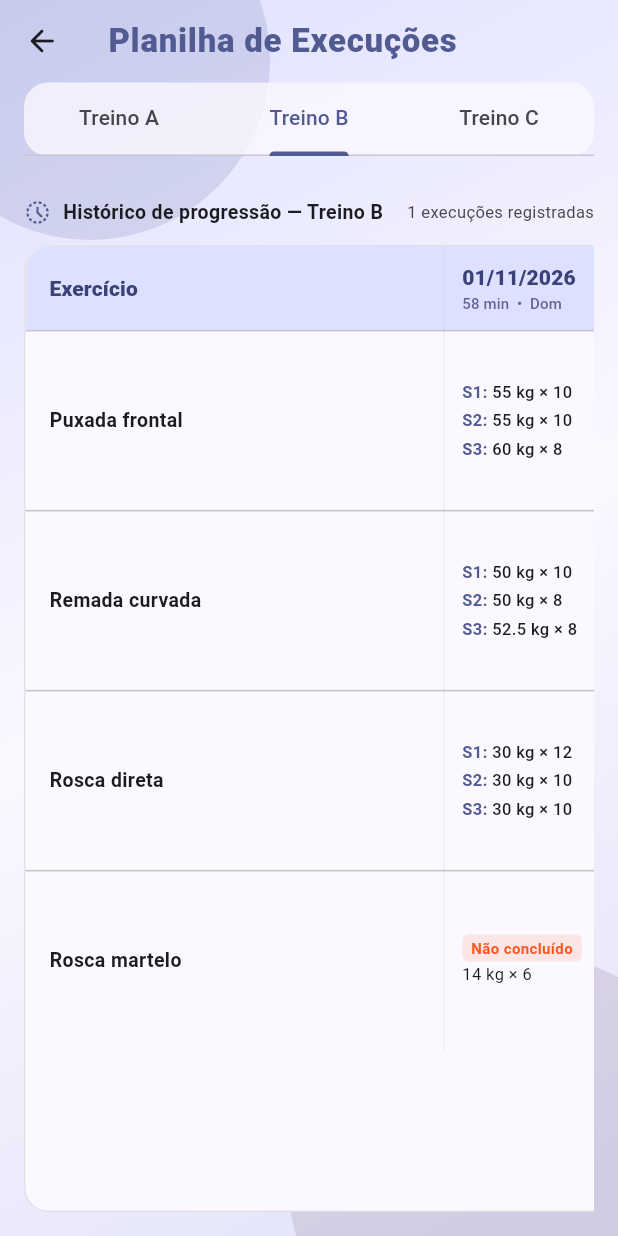
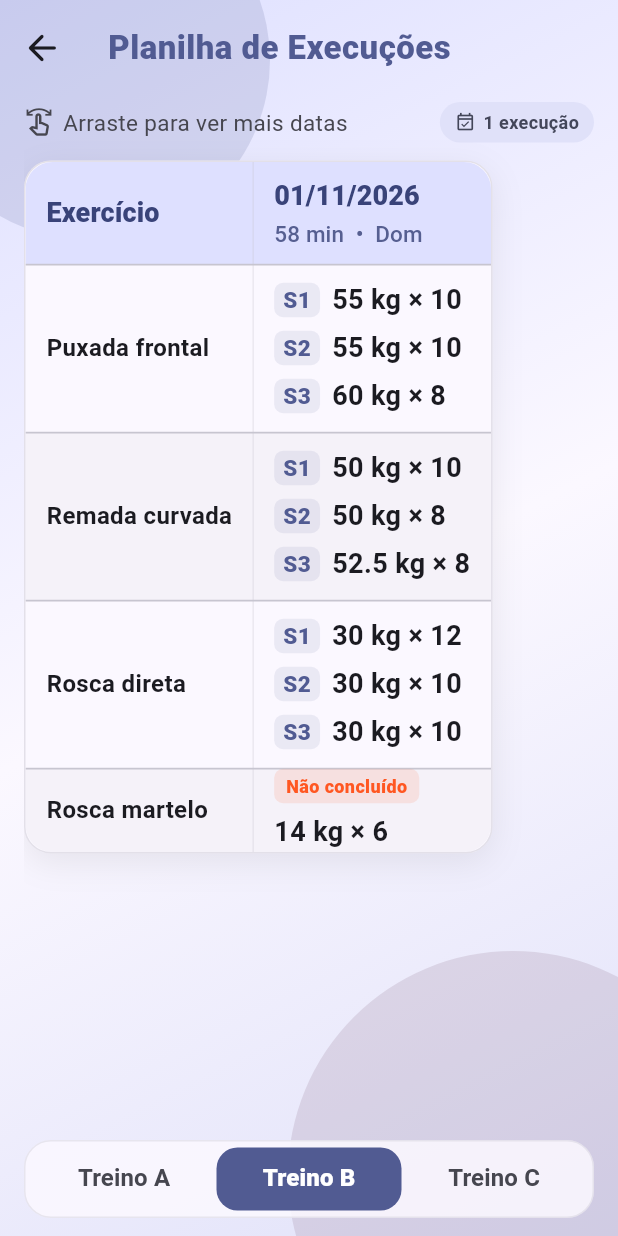
Before and after one commit to severo-bernardo04/mentz, a Flutter app: the WorkoutSpreadsheetPage screen opened directly, tab 2 chosen, on a phone screen of 412 x 824 dp. Run offline on Flutter 3.47's test engine with Material 3 defaults, Android fonts, the phone set to English and light mode, and no system bars; our stand-ins replace cloud_firestore, firebase_auth, firebase_core; accounts and stored records are empty.

Commit message:
style(training-history): redesign spreadsheet page with larger fonts and bottom tabs

```diff
--- a/lib/features/training_history/widgets/spreadsheet_data_table.dart
+++ b/lib/features/training_history/widgets/spreadsheet_data_table.dart
@@ -1,4 +1,5 @@
 import 'package:flutter/material.dart';
+
 import '../../../models/profile_models.dart';
 
 /// Tabela em formato de planilha (estilo Excel) para comparar o histórico de execuções de um treino.
@@ -17,6 +18,7 @@ class SpreadsheetDataTable extends StatelessWidget {
     final theme = Theme.of(context);
     final cs = theme.colorScheme;
 
+    // Estado vazio com ícone e textos maiores
     if (sessions.isEmpty) {
       return Center(
         child: Padding(
@@ -24,11 +26,24 @@ class SpreadsheetDataTable extends StatelessWidget {
           child: Column(
             mainAxisSize: MainAxisSize.min,
             children: [
-              Icon(Icons.table_chart_outlined, size: 48, color: cs.onSurfaceVariant),
-              const SizedBox(height: 12),
+              Icon(
+                Icons.table_chart_outlined,
+                size: 64,
+                color: cs.onSurfaceVariant.withAlpha(150),
+              ),
+              const SizedBox(height: 16),
               Text(
                 'Nenhuma execução registrada para o $dayName.',
-                style: TextStyle(color: cs.onSurfaceVariant),
+                style: theme.textTheme.titleMedium?.copyWith(
+                  fontSize: 17,
+                  fontWeight: FontWeight.w700,
+                ),
+                textAlign: TextAlign.center,
+              ),
+              const SizedBox(height: 6),
+              Text(
+                'Conclua este treino para acompanhar sua evolução aqui.',
+                style: TextStyle(fontSize: 15, color: cs.onSurfaceVariant),
                 textAlign: TextAlign.center,
               ),
             ],
@@ -51,60 +66,68 @@ class SpreadsheetDataTable extends StatelessWidget {
       }
     }
 
+    final headerStyle = TextStyle(
+      fontSize: 18,
+      fontWeight: FontWeight.w800,
+      color: cs.onPrimaryContainer,
+    );
+
+    // Rolagem vertical + horizontal: a tabela cresce em linhas (exercícios)
+    // e em colunas (datas) sem estourar a área disponível da tela.
+    // Sem largura mínima: a tabela tem só a largura do conteúdo, então
+    // nenhuma coluna recebe espaço sobrando (ex.: treino com uma única execução).
     return SingleChildScrollView(
-      scrollDirection: Axis.horizontal,
-      child: ConstrainedBox(
-        constraints: const BoxConstraints(minWidth: 500),
+      child: SingleChildScrollView(
+        scrollDirection: Axis.horizontal,
         child: Container(
           decoration: BoxDecoration(
             color: cs.surface,
-            borderRadius: BorderRadius.circular(16),
+            borderRadius: BorderRadius.circular(18),
             border: Border.all(color: cs.outlineVariant.withAlpha(120)),
+            boxShadow: [
+              BoxShadow(
+                color: Colors.black.withAlpha(18),
+                blurRadius: 18,
+                offset: const Offset(0, 6),
+              ),
+            ],
           ),
           child: ClipRRect(
-            borderRadius: BorderRadius.circular(16),
+            borderRadius: BorderRadius.circular(18),
             child: DataTable(
               headingRowColor: WidgetStatePropertyAll(cs.primaryContainer),
-              horizontalMargin: 16,
-              columnSpacing: 24,
-              dataRowMinHeight: 70,
-              dataRowMaxHeight: 120,
+              headingRowHeight: 68,
+              // Margem horizontal igual em todas as células: 14 nas bordas da tabela
+              // e 14 de cada lado das linhas divisórias (columnSpacing = 2 × horizontalMargin)
+              horizontalMargin: 14,
+              columnSpacing: 28,
+              // Altura da linha acompanha o conteúdo (nº de séries), sem sobra em cima e embaixo
+              dataRowMinHeight: 56,
+              dataRowMaxHeight: double.infinity,
               border: TableBorder(
                 horizontalInside: BorderSide(
-                  color: cs.outlineVariant.withAlpha(60),
+                  color: cs.outlineVariant.withAlpha(80),
                 ),
                 verticalInside: BorderSide(
-                  color: cs.outlineVariant.withAlpha(60),
+                  color: cs.outlineVariant.withAlpha(80),
                 ),
               ),
               columns: [
-                DataColumn(
-                  label: Text(
-                    'Exercício',
-                    style: TextStyle(
-                      fontWeight: FontWeight.w800,
-                      color: cs.onPrimaryContainer,
-                    ),
-                  ),
-                ),
+                DataColumn(label: Text('Exercício', style: headerStyle)),
                 for (final s in chronologicalSessions)
                   DataColumn(
                     label: Column(
                       mainAxisAlignment: MainAxisAlignment.center,
                       crossAxisAlignment: CrossAxisAlignment.start,
                       children: [
-                        Text(
-                          formatDate(s.date),
-                          style: TextStyle(
-                            fontWeight: FontWeight.w800,
-                            color: cs.onPrimaryContainer,
-                          ),
-                        ),
+                        Text(formatDate(s.date), style: headerStyle),
+                        const SizedBox(height: 2),
                         Text(
                           '${s.minutes} min  •  ${s.weekdayName.substring(0, 3)}',
                           style: TextStyle(
-                            fontSize: 10,
-                            color: cs.onPrimaryContainer.withAlpha(200),
+                            fontSize: 15,
+                            fontWeight: FontWeight.w500,
+                            color: cs.onPrimaryContainer.withAlpha(210),
                           ),
                         ),
                       ],
@@ -112,17 +135,27 @@ class SpreadsheetDataTable extends StatelessWidget {
                   ),
               ],
               rows: [
-                for (final name in exerciseNames)
+                for (var i = 0; i < exerciseNames.length; i++)
                   DataRow(
+                    // Linhas zebradas para facilitar o acompanhamento horizontal
+                    color: WidgetStatePropertyAll(
+                      i.isOdd
+                          ? cs.surfaceContainerHighest.withAlpha(70)
+                          : Colors.transparent,
+                    ),
                     cells: [
                       DataCell(
-                        SizedBox(
-                          width: 140,
+                        // Largura se adapta ao nome: nomes curtos encolhem a coluna,
+                        // nomes longos quebram linha a partir de 170
+                        ConstrainedBox(
+                          constraints: const BoxConstraints(maxWidth: 170),
                           child: Text(
-                            name,
+                            exerciseNames[i],
+                            // Mede pela linha mais longa, sem ocupar os 170 inteiros ao quebrar
+                            textWidthBasis: TextWidthBasis.longestLine,
                             style: const TextStyle(
                               fontWeight: FontWeight.w700,
-                              fontSize: 13,
+                              fontSize: 16,
                             ),
                           ),
                         ),
@@ -132,7 +165,7 @@ class SpreadsheetDataTable extends StatelessWidget {
                           _buildExerciseExecutionCell(
                             context,
                             s.executedExercises.firstWhere(
-                              (e) => e.name == name,
+                              (e) => e.name == exerciseNames[i],
                               orElse: () => const ExecutedExercise(name: ''),
                             ),
                           ),
@@ -147,6 +180,8 @@ class SpreadsheetDataTable extends StatelessWidget {
     );
   }
 
+  /// Célula de um exercício em uma data: lista as séries (S1, S2...) com carga × reps,
+  /// ou uma etiqueta de "Não concluído", ou um traço quando o exercício não foi feito.
   Widget _buildExerciseExecutionCell(
     BuildContext context,
     ExecutedExercise exercise,
@@ -154,7 +189,10 @@ class SpreadsheetDataTable extends StatelessWidget {
     final cs = Theme.of(context).colorScheme;
 
     if (exercise.name.isEmpty) {
-      return Text('—', style: TextStyle(color: cs.onSurfaceVariant));
+      return Text(
+        '—',
+        style: TextStyle(fontSize: 18, color: cs.onSurfaceVariant),
+      );
     }
 
     if (!exercise.completed) {
@@ -162,67 +200,63 @@ class SpreadsheetDataTable extends StatelessWidget {
         mainAxisAlignment: MainAxisAlignment.center,
         crossAxisAlignment: CrossAxisAlignment.start,
         children: [
-          Container(
-            padding: const EdgeInsets.symmetric(horizontal: 6, vertical: 2),
-            decoration: BoxDecoration(
-              color: Colors.deepOrange.withAlpha(30),
-              borderRadius: BorderRadius.circular(4),
-            ),
-            child: const Text(
-              'Não concluído',
-              style: TextStyle(
-                color: Colors.deepOrange,
-                fontSize: 10,
-                fontWeight: FontWeight.w700,
-              ),
-            ),
-          ),
-          if (exercise.sets.isNotEmpty)
+          _buildTag('Não concluído', Colors.deepOrange),
+          if (exercise.sets.isNotEmpty) ...[
+            const SizedBox(height: 6),
             Text(
               '${exercise.sets.first.load} × ${exercise.sets.first.reps}',
-              style: const TextStyle(fontSize: 11),
+              style: const TextStyle(fontSize: 18, fontWeight: FontWeight.w600),
             ),
+          ],
         ],
       );
     }
 
-    return SingleChildScrollView(
+    // Coluna com mainAxisSize.min: ocupa só a altura das séries, com um respiro pequeno
+    return Padding(
+      padding: const EdgeInsets.symmetric(vertical: 8),
       child: Column(
+        mainAxisSize: MainAxisSize.min,
         mainAxisAlignment: MainAxisAlignment.center,
         crossAxisAlignment: CrossAxisAlignment.start,
         children: [
           for (final set in exercise.sets)
             Padding(
-              padding: const EdgeInsets.symmetric(vertical: 1.5),
+              padding: const EdgeInsets.symmetric(vertical: 3),
               child: Row(
                 mainAxisSize: MainAxisSize.min,
                 children: [
-                  Text(
-                    'S${set.setNumber}: ',
-                    style: TextStyle(
-                      fontSize: 11,
-                      fontWeight: FontWeight.w700,
-                      color: cs.primary,
+                  // Número da série em um "badge" colorido
+                  Container(
+                    padding: const EdgeInsets.symmetric(
+                      horizontal: 6,
+                      vertical: 1,
+                    ),
+                    decoration: BoxDecoration(
+                      color: cs.primary.withAlpha(25),
+                      borderRadius: BorderRadius.circular(6),
+                    ),
+                    child: Text(
+                      'S${set.setNumber}',
+                      style: TextStyle(
+                        fontSize: 15,
+                        fontWeight: FontWeight.w800,
+                        color: cs.primary,
+                      ),
                     ),
                   ),
+                  const SizedBox(width: 8),
                   Text(
                     '${set.load} × ${set.reps}',
                     style: const TextStyle(
-                      fontSize: 11,
-                      fontWeight: FontWeight.w500,
+                      fontSize: 18,
+                      fontWeight: FontWeight.w700,
                     ),
                   ),
                   if (set.type == SetType.dropSet)
                     Padding(
-                      padding: const EdgeInsets.only(left: 4),
-                      child: Text(
-                        'drop',
-                        style: TextStyle(
-                          fontSize: 9,
-                          color: Colors.purple.shade700,
-                          fontWeight: FontWeight.w700,
-                        ),
-                      ),
+                      padding: const EdgeInsets.only(left: 6),
+                      child: _buildTag('drop', Colors.purple.shade700),
                     ),
                 ],
               ),
@@ -231,4 +265,23 @@ class SpreadsheetDataTable extends StatelessWidget {
       ),
     );
   }
+
+  /// Etiqueta pequena e arredondada usada para "Não concluído" e "drop".
+  Widget _buildTag(String label, Color color) {
+    return Container(
+      padding: const EdgeInsets.symmetric(horizontal: 8, vertical: 3),
+      decoration: BoxDecoration(
+        color: color.withAlpha(30),
+        borderRadius: BorderRadius.circular(6),
+      ),
+      child: Text(
+        label,
+        style: TextStyle(
+          color: color,
+          fontSize: 12,
+          fontWeight: FontWeight.w800,
+        ),
+      ),
+    );
+  }
 }
--- a/lib/features/training_history/workout_spreadsheet_page.dart
+++ b/lib/features/training_history/workout_spreadsheet_page.dart
@@ -1,6 +1,7 @@
 import 'package:flutter/material.dart';
 import '../../services/training_history_service.dart';
 import '../../widgets/app_background.dart';
+import '../../widgets/status_chip.dart';
 import 'widgets/spreadsheet_data_table.dart';
 
 /// Visualização em formato de planilha (estilo Excel) contendo o histórico de execuções anteriores,
@@ -59,7 +60,8 @@ class _WorkoutSpreadsheetPageState extends State<WorkoutSpreadsheetPage>
 
   @override
   Widget build(BuildContext context) {
-    final cs = Theme.of(context).colorScheme;
+    final theme = Theme.of(context);
+    final cs = theme.colorScheme;
 
     return Scaffold(
       extendBodyBehindAppBar: true,
@@ -67,53 +69,39 @@ class _WorkoutSpreadsheetPageState extends State<WorkoutSpreadsheetPage>
         backgroundColor: Colors.transparent,
         elevation: 0,
         scrolledUnderElevation: 0,
+        toolbarHeight: 64,
         leading: IconButton(
-          icon: const Icon(Icons.arrow_back_rounded),
+          icon: const Icon(Icons.arrow_back_rounded, size: 28),
           tooltip: 'Voltar',
           onPressed: () => Navigator.of(context).pop(),
         ),
+        // Título maior (22px) para destacar a tela
         title: Text(
           'Planilha de Execuções',
-          style: TextStyle(
+          style: theme.textTheme.titleLarge?.copyWith(
             color: cs.primary,
             fontWeight: FontWeight.w800,
-            letterSpacing: 0.5,
-          ),
-        ),
-        bottom: PreferredSize(
-          preferredSize: const Size.fromHeight(48),
-          child: Container(
-            margin: const EdgeInsets.symmetric(horizontal: 16),
-            decoration: BoxDecoration(
-              color: cs.surface.withAlpha(200),
-              borderRadius: BorderRadius.circular(16),
-            ),
-            child: TabBar(
-              controller: _tabController,
-              isScrollable: _plans.length > 4,
-              labelColor: cs.primary,
-              unselectedLabelColor: cs.onSurfaceVariant,
-              indicatorColor: cs.primary,
-              indicatorWeight: 3,
-              tabs: [
-                for (final plan in _plans)
-                  Tab(
-                    text: 'Treino $plan',
-                  ),
-              ],
-            ),
+            fontSize: 22,
+            letterSpacing: 0.3,
           ),
         ),
       ),
       body: AppBackground(
         child: SafeArea(
+          // Layout estilo Excel: planilha ocupa o espaço disponível e as abas ficam no rodapé
+          child: Column(
+            children: [
+              Expanded(
                 child: Padding(
-            padding: const EdgeInsets.fromLTRB(16, 16, 16, 16),
+                  padding: const EdgeInsets.fromLTRB(16, 4, 16, 0),
                   child: ListenableBuilder(
                     listenable: _service,
                     builder: (context, _) {
                       return TabBarView(
                         controller: _tabController,
+                        // Como no Excel, a aba só muda tocando nas abas do rodapé:
+                        // o arrasto lateral fica só para rolar a tabela, sem trocar de treino
+                        physics: const NeverScrollableScrollPhysics(),
                         children: [
                           for (final plan in _plans)
                             _buildPlanSpreadsheet(plan),
@@ -123,36 +111,62 @@ class _WorkoutSpreadsheetPageState extends State<WorkoutSpreadsheetPage>
                   ),
                 ),
               ),
+              _buildPlanTabs(cs),
+            ],
+          ),
+        ),
+      ),
+    );
+  }
+
+  /// Abas dos dias do ciclo (Treino A, B, C...) no rodapé da tela, como as abas de planilha do Excel.
+  /// Formato de "pílulas": a aba selecionada ganha fundo colorido, fonte maior e mais altura de toque.
+  Widget _buildPlanTabs(ColorScheme cs) {
+    return Container(
+      height: 52,
+      margin: const EdgeInsets.fromLTRB(16, 10, 16, 12),
+      padding: const EdgeInsets.all(4),
+      decoration: BoxDecoration(
+        color: cs.surface.withAlpha(220),
+        borderRadius: BorderRadius.circular(18),
+        border: Border.all(color: cs.outlineVariant.withAlpha(90)),
+      ),
+      child: TabBar(
+        controller: _tabController,
+        isScrollable: _plans.length > 4,
+        tabAlignment: _plans.length > 4 ? TabAlignment.start : TabAlignment.fill,
+        // Indicador ocupa a aba inteira, como um botão selecionado
+        indicatorSize: TabBarIndicatorSize.tab,
+        indicator: BoxDecoration(
+          color: cs.primary,
+          borderRadius: BorderRadius.circular(14),
+        ),
+        dividerColor: Colors.transparent,
+        labelColor: cs.onPrimary,
+        unselectedLabelColor: cs.onSurfaceVariant,
+        labelStyle: const TextStyle(fontSize: 16, fontWeight: FontWeight.w800),
+        unselectedLabelStyle:
+            const TextStyle(fontSize: 16, fontWeight: FontWeight.w600),
+        tabs: [
+          for (final plan in _plans)
+            Tab(
+              text: 'Treino $plan',
+            ),
+        ],
       ),
     );
   }
 
   Widget _buildPlanSpreadsheet(String plan) {
     final sessions = _service.getSessionsForWorkout(plan);
-    return Padding(
-      padding: const EdgeInsets.only(top: 12),
-      child: Column(
+    return Column(
       crossAxisAlignment: CrossAxisAlignment.stretch,
       children: [
-          Row(
-            children: [
-              Icon(Icons.history_toggle_off, size: 18, color: Theme.of(context).colorScheme.primary),
-              const SizedBox(width: 8),
-              Text(
-                'Histórico de progressão — Treino $plan',
-                style: const TextStyle(fontWeight: FontWeight.w700, fontSize: 13),
-              ),
-              const Spacer(),
-              Text(
-                '${sessions.length} execuções registradas',
-                style: TextStyle(
-                  fontSize: 11,
-                  color: Theme.of(context).colorScheme.onSurfaceVariant,
-                ),
-              ),
+        // Barra compacta só aparece quando há dados na tabela
+        if (sessions.isNotEmpty) ...[
+          _buildInfoBar(sessions.length),
+          const SizedBox(height: 12),
         ],
-          ),
-          const SizedBox(height: 12),
         Expanded(
           child: SpreadsheetDataTable(
             sessions: sessions,
@@ -160,7 +174,30 @@ class _WorkoutSpreadsheetPageState extends State<WorkoutSpreadsheetPage>
           ),
         ),
       ],
+    );
+  }
+
+  /// Barra compacta acima da tabela: dica de rolagem horizontal à esquerda
+  /// e a quantidade de execuções em um StatusChip (widget compartilhado do projeto).
+  Widget _buildInfoBar(int sessionCount) {
+    final cs = Theme.of(context).colorScheme;
+
+    return Row(
+      children: [
+        Icon(Icons.swipe_outlined, size: 20, color: cs.onSurfaceVariant),
+        const SizedBox(width: 6),
+        // Expanded evita overflow do texto em telas estreitas
+        Expanded(
+          child: Text(
+            'Arraste para ver mais datas',
+            style: TextStyle(fontSize: 15, color: cs.onSurfaceVariant),
           ),
+        ),
+        StatusChip(
+          icon: Icons.event_available_outlined,
+          label: sessionCount == 1 ? '1 execução' : '$sessionCount execuções',
+        ),
+      ],
     );
   }
 }
```
Lines whose indentation alone changed are shown as unchanged.
